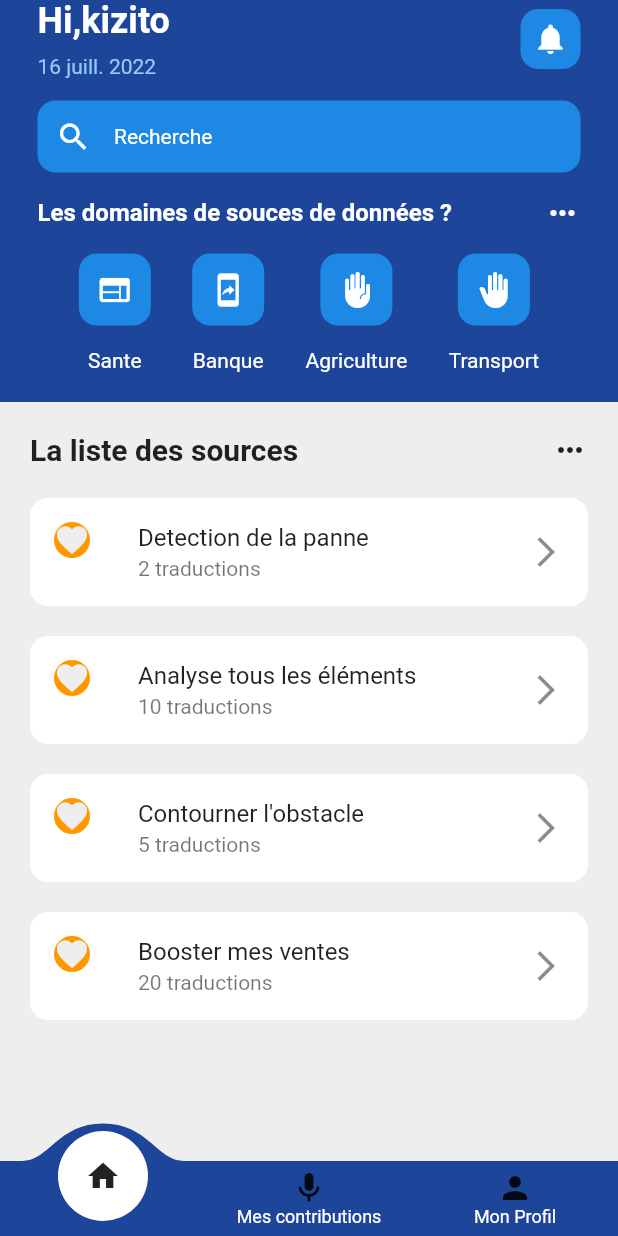
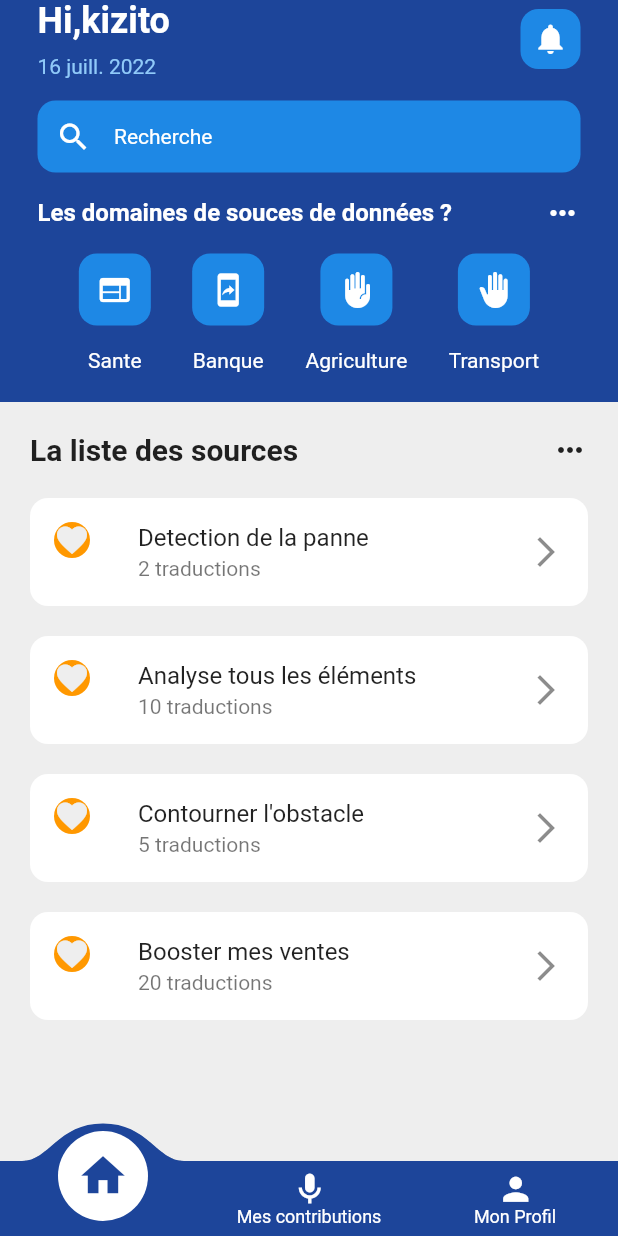
Before and after one commit to openburkina/langtech-moore, a Flutter app: the Tabs screen opened directly, on a phone screen of 412 x 824 dp. Run offline on Flutter 3.47's test engine with Material 2 defaults, Android fonts, the phone set to English and light mode, and no system bars; drawn by our look-alikes of convex_bottom_bar; our stand-ins replace delayed_display, flutter_spinkit, fluttertoast, google_fonts, introduction_screen, shared_preferences; accounts and stored records are empty.

Commit message:
register user and design tabs

```diff
--- a/lib/config/http/urls.dart
+++ b/lib/config/http/urls.dart
@@ -1,4 +1,5 @@
 class Urls {
-  static const String API_BASE_URL = 'http://192.168.2.238:8080/api';
+  static const String API_BASE_URL = 'http://192.168.2.15:8080/api';
   static const String LOGIN_URL = API_BASE_URL + '/authenticate';
+  static const String REGISTER_URL = API_BASE_URL + '/register';
 }
--- a/lib/main.dart
+++ b/lib/main.dart
@@ -1,5 +1,4 @@
 import 'package:flutter/material.dart';
-import 'package:langtech_moore_mobile/pages/loginPage/login_page.dart';
 import 'package:langtech_moore_mobile/pages/slidePage/splash.dart';
 
 void main() {
@@ -17,7 +16,7 @@ class MyApp extends StatelessWidget {
       theme: ThemeData(
         primarySwatch: Colors.blue,
       ),
-      home: LoginPage(),
+      home: SplashScreen(),
     );
   }
 }
--- a/lib/widgets/shared/tabs.dart
+++ b/lib/widgets/shared/tabs.dart
@@ -28,16 +28,26 @@ class _TabsState extends State<Tabs> {
       bottomNavigationBar: ConvexAppBar(
         items: <TabItem>[
           TabItem(
-            icon: Icon(Icons.home),
+            icon: Icon(
+              Icons.home,
+              size: _selectedIndex == 0 ? 35 : 25,
+              color: _selectedIndex == 0 ? kBlue : kWhite,
+            ),
             title: 'Accueil',
           ),
           TabItem(
-            icon: Icon(Icons.mic_outlined),
+            icon: Icon(
+              Icons.mic_outlined,
+              size: _selectedIndex == 1 ? 35 : 25,
+              color: _selectedIndex == 1 ? kBlue : kWhite,
+            ),
             title: 'Mes contributions',
           ),
           TabItem(
             icon: Icon(
               Icons.person,
+              size: _selectedIndex == 2 ? 35 : 25,
+              color: _selectedIndex == 2 ? kBlue : kWhite,
             ),
             title: 'Mon Profil',
           ),
```
Also changed, not shown: lib/services/http.dart (+9 -0 lines), lib/widgets/home/home.dart (+65 -17 lines), lib/widgets/signinPage/signinForm.dart (+93 -6 lines).
